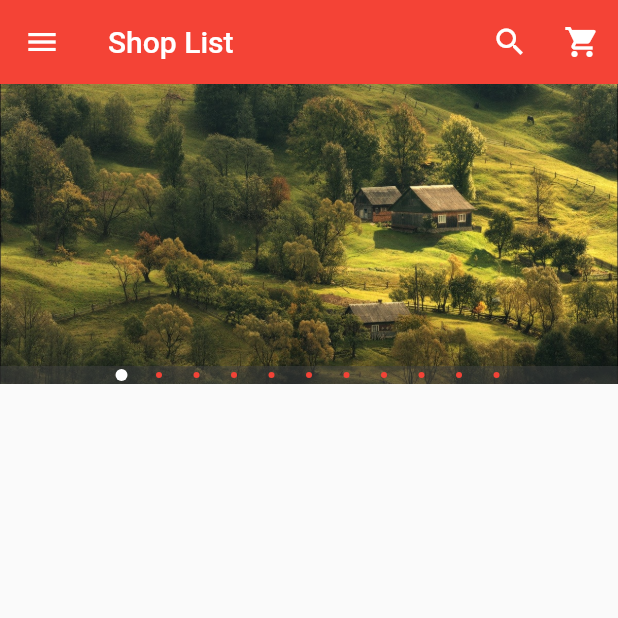
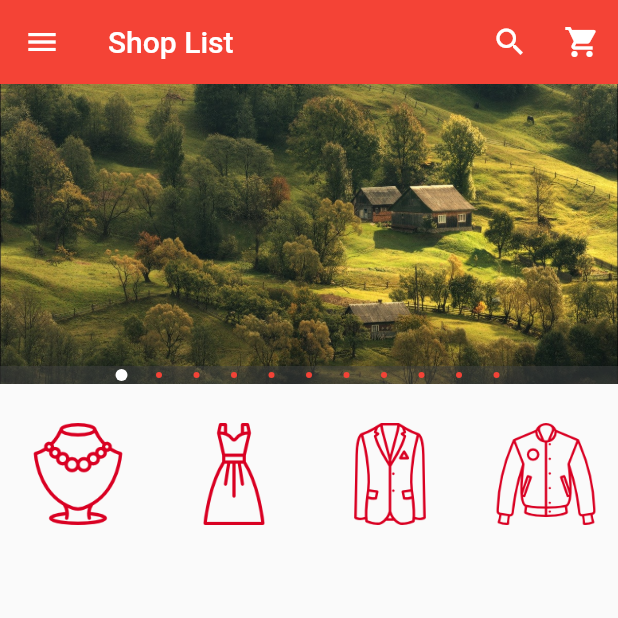
Before and after one commit to moha1313128/E-commerce-App, a Flutter app: the screen it shows after launch, on a phone screen of 412 x 824 dp, the top half of it. Run offline on Flutter 3.47's test engine with Material 2 defaults, Android fonts, the phone set to English and light mode, and no system bars; drawn by our look-alikes of carousel_pro.

Commit message:
Horizontal List

```diff
--- /dev/null
+++ b/lib/components/card.dart
@@ -0,0 +1,71 @@
+import 'package:flutter/material.dart';
+
+class HorizonatlList extends StatelessWidget {
+
+  @override
+  Widget build(BuildContext context) {
+    return Container(
+      height: 80.0,
+      child: ListView(
+        scrollDirection: Axis.horizontal,
+        children: <Widget>[
+          Category(
+            image_location: 'images/clothes/accessories.png',
+            image_caption: 'Accessories',
+          ),
+          Category(
+            image_location: 'images/clothes/dress.png',
+            image_caption: 'Dress',
+          ),
+          Category(
+            image_location: 'images/clothes/formal.png',
+            image_caption: 'Formal',
+          ),
+          Category(
+            image_location: 'images/clothes/informal.png',
+            image_caption: 'Informal',
+          ),
+          Category(
+            image_location: 'images/clothes/jeans.png',
+            image_caption: 'Jeans',
+          ),
+          Category(
+            image_location: 'images/clothes/shoe.png',
+            image_caption: 'Shoe',
+          ),
+          Category(
+            image_location: 'images/clothes/tshirt.png',
+            image_caption: 'T-shirt',
+          ),
+        ],
+      ),
+    );
+  }
+}
+
+class Category extends StatelessWidget {
+  final String image_location;
+  final String image_caption;
+  Category({
+    this.image_location,
+    this.image_caption
+  });
+
+  @override
+  Widget build(BuildContext context) {
+    return Padding(padding: const EdgeInsets.all(2.0),
+    child: InkWell(onTap: (){},
+    child: Container(
+      width: 100.0,
+      child: ListTile(
+        title: Image.asset(image_location, height: 80.0, width: 100.0,),
+        subtitle: Container(
+          alignment: Alignment.topCenter,
+          child:Text(image_caption, style: new TextStyle(fontSize: 12.0),),
+        ),
+      ),
+    ),
+    ),
+    );
+  }
+}
--- a/lib/home.dart
+++ b/lib/home.dart
@@ -1,5 +1,6 @@
 
 // import 'dart:html';
+import 'package:ecommerce/components/card.dart';
 import 'package:flutter/material.dart';
 import 'package:carousel_pro/carousel_pro.dart';
 
@@ -8,7 +9,12 @@ class HomePage extends StatefulWidget {
   @override
   _HomePageState createState() => _HomePageState();
 }
+class Consts {
+  Consts._();
 
+  static const double padding = 16.0;
+  static const double avatarRadius = 66.0;
+}
 class _HomePageState extends State<HomePage> {
   @override
   Widget build(BuildContext context) {
@@ -55,10 +61,11 @@ class _HomePageState extends State<HomePage> {
           // header
           new UserAccountsDrawerHeader(accountName: Text('WebDev'), accountEmail: Text('moha1313128@gmail.com'),
           currentAccountPicture: GestureDetector(
-            child: new CircleAvatar(
-              backgroundColor: Colors.grey,
-              child: Icon(Icons.person, color: Colors.white),
-            ),
+              child: new CircleAvatar(
+                  backgroundColor: Colors.grey,
+                  backgroundImage: AssetImage('images/id.jpg'),
+                // child: Icon(Icons.person, color: Colors.white),
+              ),
           ),
           decoration: new BoxDecoration(
             color: Colors.red,
@@ -127,7 +134,12 @@ class _HomePageState extends State<HomePage> {
       ),
       body: new ListView(
         children: <Widget>[
-          image_carousel
+          image_carousel,
+          new Padding(padding: const EdgeInsets.all(8.0),
+          // child: new Text('Categories'),
+          ),
+          //Cards
+          HorizonatlList(),
         ],
       )
     );
```
Also changed, not shown: pubspec.yaml (+9 -0 lines), images/clothes/accessories.png (added), images/clothes/dress.png (added), images/clothes/formal.png (added), images/clothes/informal.png (added), images/clothes/jeans.png (added), images/clothes/shoe.png (added), images/clothes/tshirt.png (added), images/id.jpg (added).
